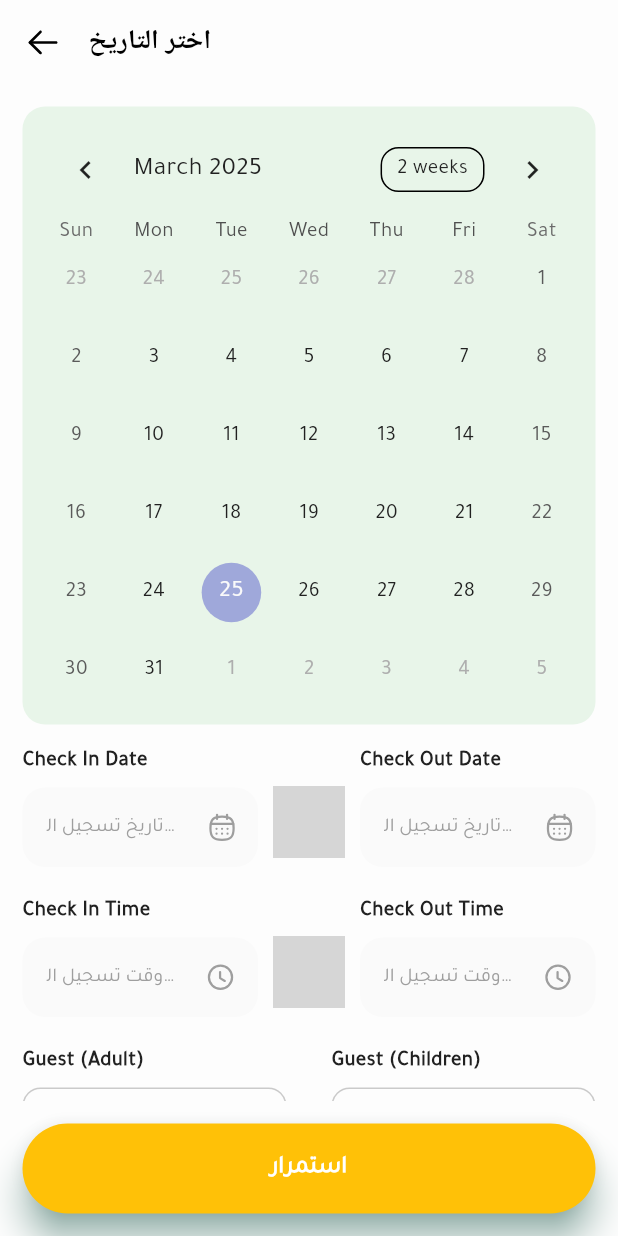
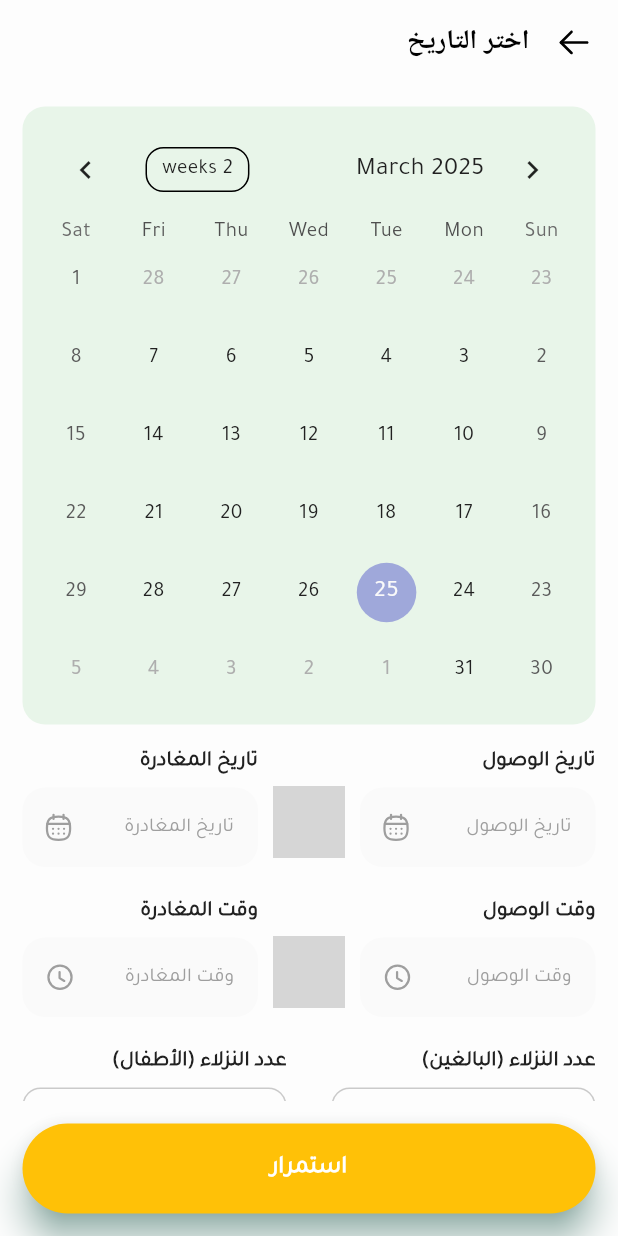
Before and after one commit to NourEldeenElazozy/NourEldeenElazozy-NourEldeenElazozy-hotel-booking-flutter, a Flutter app: the DateTimeSelect screen opened by its route, on a phone screen of 412 x 824 dp. Run offline on Flutter 3.47's test engine with Material 3 defaults, Android fonts, the phone set to English and light mode, and no system bars; drawn by our look-alikes of table_calendar; our stand-ins replace carousel_slider, dio, dots_indicator, flutter_credit_card, flutter_mobx, flutter_rating_bar and 9 more; accounts and stored records are empty; network calls fail; project files that could hold a hidden picture were left out; grey boxes are pictures that could not be loaded.

Commit message:
fix some+2

```diff
--- a/lib/main.dart
+++ b/lib/main.dart
@@ -36,7 +36,8 @@ class _MyAppState extends State<MyApp> {
                     : Themes.lightTheme,
                 // darkTheme: Themes().darkTheme,
                 // themeMode: ThemeMode.system,
-                initialRoute: "/welcome",
+               // initialRoute: "/welcome",
+               initialRoute: "/bottomBar",
                 getPages: Routes.navigator,
                 // home: Practice(),
               ));
--- a/lib/presentation/screen/dateTimeSelect/date_time_select.dart
+++ b/lib/presentation/screen/dateTimeSelect/date_time_select.dart
@@ -69,7 +69,9 @@ class _DateTimeSelectState extends State<DateTimeSelect> {
 
   @override
   Widget build(BuildContext context) {
-    return Scaffold(
+    return Directionality(
+      textDirection: TextDirection.rtl,
+      child: Scaffold(
 
         appBar: const CustomFullAppBar(
           title: MyString.selectDate
@@ -162,21 +164,16 @@ class _DateTimeSelectState extends State<DateTimeSelect> {
                           child: Column(
                             crossAxisAlignment: CrossAxisAlignment.start,
                             children: [
-                          const Text("Check In Date", style: TextStyle(fontWeight: FontWeight.w700)),
+                              const Text("تاريخ الوصول", style: TextStyle(fontWeight: FontWeight.w700)),
                               const SizedBox(height: 7),
                               Obx(() => InkWell(
                                 onTap: () {
                                   _selectDate(context, true);
-                              // controller.checkInDate(context);
                                 },
                                 child: AbsorbPointer(
                                   child: SizedBox(
                                     child: TextFormField(
-
                                       controller: controller.checkInDateController.value,
-                                  // validator: (value) {
-                                  //   return controller.checkInDateValidation(value!);
-                                  // },
                                       style: const TextStyle(fontWeight: FontWeight.w600, fontSize: 14),
                                       decoration: InputDecoration(
                                         filled: true,
@@ -185,7 +182,7 @@ class _DateTimeSelectState extends State<DateTimeSelect> {
                                           borderRadius: BorderRadius.circular(15),
                                           borderSide: BorderSide.none,
                                         ),
-                                    hintText: MyString.checkInDate,
+                                        hintText: "تاريخ الوصول",
                                         hintStyle: const TextStyle(color: Colors.grey, fontWeight: FontWeight.w400, fontSize: 13),
                                         suffixIcon: Padding(
                                           padding: const EdgeInsets.all(15),
@@ -211,11 +208,10 @@ class _DateTimeSelectState extends State<DateTimeSelect> {
                           child: Column(
                             crossAxisAlignment: CrossAxisAlignment.start,
                             children: [
-                          const Text("Check Out Date", style: TextStyle(fontWeight: FontWeight.w700)),
+                              const Text("تاريخ المغادرة", style: TextStyle(fontWeight: FontWeight.w700)),
                               const SizedBox(height: 7),
                               InkWell(
                                 onTap: () {
-                              // controller.checkOutDate(context);
                                   _selectDate(context, false);
                                 },
                                 child: AbsorbPointer(
@@ -223,9 +219,6 @@ class _DateTimeSelectState extends State<DateTimeSelect> {
                                     child: TextFormField(
                                       readOnly: true,
                                       controller: controller.checkOutDateController.value,
-                                  // validator: (value) {
-                                  //   return controller.checkOutDateValidation(value!);
-                                  // },
                                       style: const TextStyle(fontWeight: FontWeight.w600, fontSize: 14),
                                       decoration: InputDecoration(
                                         filled: true,
@@ -234,7 +227,7 @@ class _DateTimeSelectState extends State<DateTimeSelect> {
                                           borderRadius: BorderRadius.circular(15),
                                           borderSide: BorderSide.none,
                                         ),
-                                    hintText: MyString.checkOutDate,
+                                        hintText: "تاريخ المغادرة",
                                         hintStyle: const TextStyle(color: Colors.grey, fontWeight: FontWeight.w400, fontSize: 13),
                                         suffixIcon: Padding(
                                           padding: const EdgeInsets.all(15),
@@ -257,7 +250,7 @@ class _DateTimeSelectState extends State<DateTimeSelect> {
                           child: Column(
                             crossAxisAlignment: CrossAxisAlignment.start,
                             children: [
-                          const Text("Check In Time", style: TextStyle(fontWeight: FontWeight.w700)),
+                              const Text("وقت الوصول", style: TextStyle(fontWeight: FontWeight.w700)),
                               const SizedBox(height: 7),
                               InkWell(
                                 onTap: () {
@@ -266,11 +259,7 @@ class _DateTimeSelectState extends State<DateTimeSelect> {
                                 child: AbsorbPointer(
                                   child: SizedBox(
                                     child: TextFormField(
-                                  // readOnly: true,
                                       controller: controller.checkInTimeController.value,
-                                  // validator: (value) {
-                                  //   return controller.checkInTimeValidation(value!);
-                                  // },
                                       style: const TextStyle(fontWeight: FontWeight.w600, fontSize: 14),
                                       decoration: InputDecoration(
                                         filled: true,
@@ -279,7 +268,7 @@ class _DateTimeSelectState extends State<DateTimeSelect> {
                                           borderRadius: BorderRadius.circular(15),
                                           borderSide: BorderSide.none,
                                         ),
-                                    hintText: MyString.checkInTime,
+                                        hintText: "وقت الوصول",
                                         hintStyle: const TextStyle(color: Colors.grey, fontWeight: FontWeight.w400, fontSize: 13),
                                         suffixIcon: Padding(
                                           padding: const EdgeInsets.all(15),
@@ -305,7 +294,7 @@ class _DateTimeSelectState extends State<DateTimeSelect> {
                           child: Column(
                             crossAxisAlignment: CrossAxisAlignment.start,
                             children: [
-                          const Text("Check Out Time", style: TextStyle(fontWeight: FontWeight.w700)),
+                              const Text("وقت المغادرة", style: TextStyle(fontWeight: FontWeight.w700)),
                               const SizedBox(height: 7),
                               InkWell(
                                 onTap: () {
@@ -316,9 +305,6 @@ class _DateTimeSelectState extends State<DateTimeSelect> {
                                     child: TextFormField(
                                       readOnly: true,
                                       controller: controller.checkOutTimeController.value,
-                                  // validator: (value) {
-                                  //   return controller.checkOutTimeValidation(value!);
-                                  // },
                                       style: const TextStyle(fontWeight: FontWeight.w600, fontSize: 14),
                                       decoration: InputDecoration(
                                         filled: true,
@@ -327,7 +313,7 @@ class _DateTimeSelectState extends State<DateTimeSelect> {
                                           borderRadius: BorderRadius.circular(15),
                                           borderSide: BorderSide.none,
                                         ),
-                                    hintText: MyString.checkOutTime,
+                                        hintText: "وقت المغادرة",
                                         hintStyle: const TextStyle(color: Colors.grey, fontWeight: FontWeight.w400, fontSize: 13),
                                         suffixIcon: Padding(
                                           padding: const EdgeInsets.all(15),
@@ -350,7 +336,7 @@ class _DateTimeSelectState extends State<DateTimeSelect> {
                           child: Column(
                             crossAxisAlignment: CrossAxisAlignment.start,
                             children: [
-                          const Text("Guest (Adult)", style: TextStyle(fontWeight: FontWeight.w700)),
+                              const Text("عدد النزلاء (البالغين)", style: TextStyle(fontWeight: FontWeight.w700)),
                               const SizedBox(height: 7),
                               Container(
                                 padding: const EdgeInsets.symmetric(horizontal: 12),
@@ -373,12 +359,12 @@ class _DateTimeSelectState extends State<DateTimeSelect> {
                                         width: 30,
                                         decoration: BoxDecoration(
                                           color: controller.themeController.isDarkMode.value ? Colors.grey.shade700 :  Colors.black.withOpacity(0.2),
-                                      borderRadius: BorderRadius.circular(8)
+                                          borderRadius: BorderRadius.circular(8),
                                         ),
-                                    child: const Text("-", style: TextStyle(fontWeight: FontWeight.w500, fontSize: 20),),
+                                        child: const Text("-", style: TextStyle(fontWeight: FontWeight.w500, fontSize: 20)),
                                       ),
                                     ),
-                                Text("${controller.adult.value}", style: const TextStyle(fontWeight: FontWeight.w700, fontSize: 24),),
+                                    Text("${controller.adult.value}", style: const TextStyle(fontWeight: FontWeight.w700, fontSize: 24)),
                                     InkWell(
                                       onTap: () {
                                         return controller.adultIncrement();
@@ -389,15 +375,14 @@ class _DateTimeSelectState extends State<DateTimeSelect> {
                                         width: 30,
                                         decoration: BoxDecoration(
                                           color: controller.themeController.isDarkMode.value ? Colors.grey.shade700 : Colors.black.withOpacity(0.2),
-                                        borderRadius: BorderRadius.circular(8)
+                                          borderRadius: BorderRadius.circular(8),
                                         ),
-                                    child: const Text("+", style: TextStyle(fontWeight: FontWeight.w500, fontSize: 20),),
+                                        child: const Text("+", style: TextStyle(fontWeight: FontWeight.w500, fontSize: 20)),
                                       ),
                                     ),
                                   ],
                                 ),
                               ),
-                          // Text()
                             ],
                           ),
                         ),
@@ -406,7 +391,7 @@ class _DateTimeSelectState extends State<DateTimeSelect> {
                           child: Column(
                             crossAxisAlignment: CrossAxisAlignment.start,
                             children: [
-                          const Text("Guest (Children)", style: TextStyle(fontWeight: FontWeight.w700)),
+                              const Text("عدد النزلاء (الأطفال)", style: TextStyle(fontWeight: FontWeight.w700)),
                               const SizedBox(height: 7),
                               Container(
                                 padding: const EdgeInsets.symmetric(horizontal: 12),
@@ -429,12 +414,12 @@ class _DateTimeSelectState extends State<DateTimeSelect> {
                                         width: 30,
                                         decoration: BoxDecoration(
                                           color: controller.themeController.isDarkMode.value ? Colors.grey.shade700 : Colors.black.withOpacity(0.2),
-                                        borderRadius: BorderRadius.circular(8)
+                                          borderRadius: BorderRadius.circular(8),
                                         ),
-                                    child: const Text("-", style: TextStyle(fontWeight: FontWeight.w500, fontSize: 20),),
+                                        child: const Text("-", style: TextStyle(fontWeight: FontWeight.w500, fontSize: 20)),
                                       ),
                                     ),
-                                Text("${controller.children.value}", style: const TextStyle(fontWeight: FontWeight.w700, fontSize: 24),),
+                                    Text("${controller.children.value}", style: const TextStyle(fontWeight: FontWeight.w700, fontSize: 24)),
                                     InkWell(
                                       onTap: () {
                                         return controller.childrenIncrement();
@@ -447,7 +432,7 @@ class _DateTimeSelectState extends State<DateTimeSelect> {
                                           color: controller.themeController.isDarkMode.value ? Colors.grey.shade700 : Colors.black.withOpacity(0.2),
                                           borderRadius: BorderRadius.circular(8),
                                         ),
-                                    child: const Text("+", style: TextStyle(fontWeight: FontWeight.w500, fontSize: 20),),
+                                        child: const Text("+", style: TextStyle(fontWeight: FontWeight.w500, fontSize: 20)),
                                       ),
                                     ),
                                   ],
@@ -463,6 +448,7 @@ class _DateTimeSelectState extends State<DateTimeSelect> {
               )
           ),),
         )
+      ),
     );
   }
 }
--- a/lib/presentation/screen/dateTimeSelect/date_time_select_controller.dart
+++ b/lib/presentation/screen/dateTimeSelect/date_time_select_controller.dart
@@ -17,12 +17,12 @@ class DateTimeSelectController extends GetxController {
 
   void setFromDate(DateTime date) {
     fromDate.value = date;
-    checkInDateController.value.text=  DateFormat('dd MMM yyyy').format(fromDate.value);
+    checkInDateController.value.text=  intl.DateFormat('dd MMM yyyy').format(fromDate.value);
   }
 
   void setToDate(DateTime date) {
     toDate.value = date;
-    checkOutDateController.value.text=  DateFormat('dd MMM yyyy').format(toDate.value);
+    checkOutDateController.value.text=  intl.DateFormat('dd MMM yyyy').format(toDate.value);
   }
 
   bool isToDateSelectable(DateTime day) {
--- a/lib/presentation/screen/dateTimeSelect/date_time_select_import.dart
+++ b/lib/presentation/screen/dateTimeSelect/date_time_select_import.dart
@@ -6,7 +6,7 @@ import 'package:hotel_booking/core/themes/themes_controller.dart';
 import 'package:hotel_booking/presentation/common_widgets/appbar.dart';
 import 'package:hotel_booking/presentation/common_widgets/custom_button.dart';
 import 'package:hotel_booking/presentation/common_widgets/snackbar.dart';
-import 'package:intl/intl.dart';
+import 'package:intl/intl.dart' as intl ;
 import 'package:table_calendar/table_calendar.dart';
 
 import '../../../core/constants/my_colors.dart';
```
Also changed, not shown: lib/presentation/screen/home/home.dart (+17 -3 lines), lib/presentation/screen/hotelDetails/hotel_details.dart (+9 -41 lines). Lines whose indentation alone changed are shown as unchanged.
